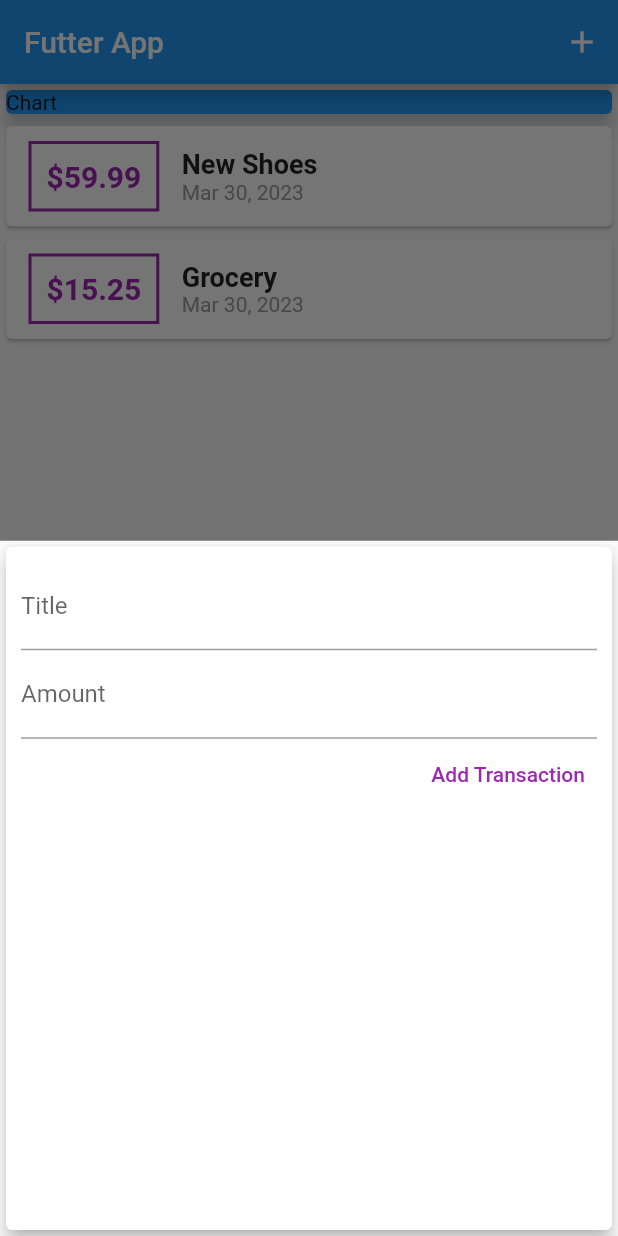
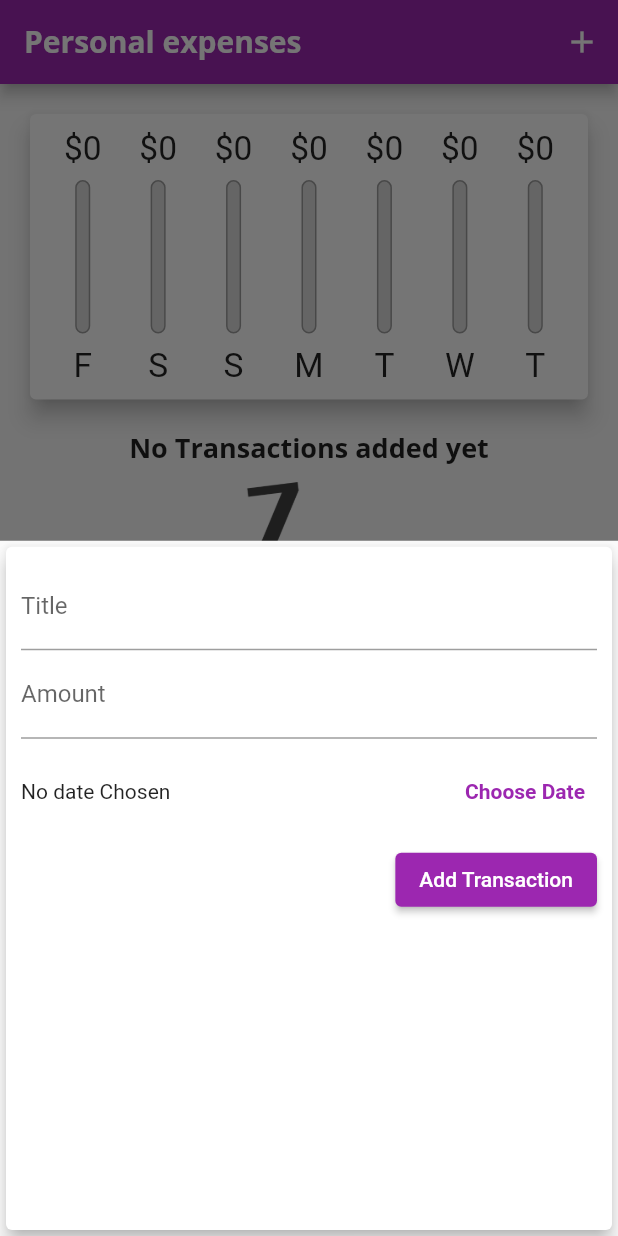
Before and after one commit to Pandey17Shashwat/Personal_Expense_Tracker, a Flutter app: the screen it shows after launch, after a tap on the "add" icon, on a phone screen of 412 x 824 dp. Run offline on Flutter 3.47's test engine with Material 2 defaults, Android fonts, the phone set to English and light mode, and no system bars.

Commit message:
App almost ready

```diff
--- /dev/null
+++ b/expense_tracker_app/lib/Widgets/chart.dart
@@ -0,0 +1,59 @@
+import 'dart:collection';
+
+import './chart_bar.dart';
+import 'package:flutter/material.dart';
+import '../models/transactions.dart';
+import 'package:intl/intl.dart';
+
+class Chart extends StatelessWidget {
+  final List<Transaction> recentTransactions;
+
+  Chart(this.recentTransactions);
+
+  List<Map<String, Object>> get groupedTransactionsValues {
+    return List.generate(7, (index) {
+      final weekDay = DateTime.now().subtract(Duration(days: index));
+
+      var totalSum = 0.0;
+      for (var i = 0; i < recentTransactions.length; i++) {
+        if (recentTransactions[i].date.day == weekDay.day &&
+            recentTransactions[i].date.month == weekDay.month &&
+            recentTransactions[i].date.year == weekDay.year) {
+          totalSum += recentTransactions[i].amount;
+        }
+      }
+
+      return {
+        'day': DateFormat.E().format(weekDay).substring(0, 1),
+        'amount': totalSum
+      };
+    }).reversed.toList();
+  }
+
+  double get totalSpending {
+    return groupedTransactionsValues.fold(0.0, (sum, item) {
+      return sum + (item['amount'] as double);
+    });
+  }
+
+  @override
+  Widget build(BuildContext context) {
+    return Card(
+        elevation: 6,
+        margin: EdgeInsets.all(20),
+        child: Container(
+          padding: EdgeInsets.all(10),
+          child: Row(
+            mainAxisAlignment: MainAxisAlignment.spaceAround,
+            children: groupedTransactionsValues.map((data) {
+              return Flexible(
+                fit: FlexFit.tight,
+                child: ChartBar((data['day'] as String), (data['amount'] as double),
+              totalSpending == 0 ? 0 : (data["amount"] as double) / totalSpending),
+              );
+            }).toList(),
+          ),
+        ),
+    );
+  }
+}
--- /dev/null
+++ b/expense_tracker_app/lib/Widgets/chart_bar.dart
@@ -0,0 +1,57 @@
+import 'package:flutter/material.dart';
+import 'package:flutter/rendering.dart';
+
+class ChartBar extends StatelessWidget {
+  final String label;
+  final double spendingAmount;
+  final double spendingPctOfTotal;
+
+  ChartBar(this.label, this.spendingAmount, this.spendingPctOfTotal);
+
+  @override
+  Widget build(BuildContext context) {
+    return LayoutBuilder(
+      builder: (ctx, constraints) {
+        return Column(
+          children: [
+            Container(
+                height: constraints.maxHeight * 0.15,
+                child: FittedBox(
+                    child: Text('\$${spendingAmount.toStringAsFixed(0)}'))),
+            SizedBox(
+              height: constraints.maxHeight * 0.05,
+            ),
+            Container(
+              height: constraints.maxHeight * 0.6,
+              width: 10,
+              child: Stack(children: [
+                Container(
+                  decoration: BoxDecoration(
+                    border: Border.all(color: Colors.grey, width: 1.0),
+                    color: Color.fromRGBO(220, 220, 220, 1),
+                    borderRadius: BorderRadius.circular(10),
+                  ),
+                ),
+                FractionallySizedBox(
+                  heightFactor: spendingPctOfTotal,
+                  child: Container(
+                    decoration: BoxDecoration(
+                      color: Theme.of(context).primaryColor,
+                      borderRadius: BorderRadius.circular(10),
+                    ),
+                  ),
+                )
+              ]),
+            ),
+            SizedBox(
+              height: constraints.maxHeight * 0.05,
+            ),
+            Container(
+              height : constraints.maxHeight * 0.15,
+              child: FittedBox(child: Text(label))),
+          ],
+        );
+      },
+    );
+  }
+}
--- a/expense_tracker_app/lib/Widgets/new_transaction.dart
+++ b/expense_tracker_app/lib/Widgets/new_transaction.dart
@@ -1,9 +1,9 @@
 import 'package:flutter/material.dart';
 import './user_transactions.dart';
+import 'package:intl/intl.dart';
 
 class NewTransaction extends StatefulWidget {
   final Function addTx;
-
 
   NewTransaction(this.addTx);
 
@@ -12,22 +12,44 @@ class NewTransaction extends StatefulWidget {
 }
 
 class _NewTransactionState extends State<NewTransaction> {
-  final titleController = TextEditingController();
+  final _titleController = TextEditingController();
 
-  final amountController = TextEditingController();
+  final _amountController = TextEditingController();
+  DateTime? _selectedDate;
 
-  void submitData() {
-    final enteredTitle = titleController.text;
-    final enteredAmount = double.parse(amountController.text);
+  void _submitData() {
+    if (_amountController.text.isEmpty) {
+      return;
+    }
 
-    if (enteredTitle.isEmpty || enteredAmount <= 0) {
+    final enteredTitle = _titleController.text;
+    final enteredAmount = double.parse(_amountController.text);
+
+    if (enteredTitle.isEmpty || enteredAmount <= 0 || _selectedDate == null) {
       return;
     }
 
     widget.addTx(
       enteredTitle,
       enteredAmount,
+      _selectedDate,
     );
+    Navigator.of(context).pop();
+  }
+
+  void _presentDatePicker() {
+    showDatePicker(
+      context: context,
+      initialDate: DateTime.now(),
+      firstDate: DateTime(2019),
+      lastDate: DateTime.now(),
+    ).then((pickedDate) {
+      if (pickedDate == null) return;
+
+      setState(() {
+        _selectedDate = pickedDate;
+      });
+    });
   }
 
   @override
@@ -41,23 +63,47 @@ class _NewTransactionState extends State<NewTransaction> {
           children: <Widget>[
             TextField(
               decoration: InputDecoration(labelText: 'Title'),
-              controller: titleController,
+              controller: _titleController,
               keyboardType: TextInputType.name,
-              onSubmitted: (_) => submitData(),
+              onSubmitted: (_) => _submitData(),
             ),
             TextField(
               decoration: InputDecoration(labelText: 'Amount'),
-              controller: amountController,
+              controller: _amountController,
               keyboardType: TextInputType.number,
-              onSubmitted: (_) => submitData(),
+              onSubmitted: (_) => _submitData(),
             ),
-            TextButton(
+            Container(
+              height: 70,
+              child: Row(
+                children: [
+                  Expanded(
+                    child: Text(_selectedDate == null
+                        ? 'No date Chosen'
+                        : 'Picked Date: ${DateFormat.yMd().format(_selectedDate!)}'),
+                  ),
+                  TextButton(
+                    onPressed: _presentDatePicker,
+                    child: Text(
+                      'Choose Date',
+                      style: TextStyle(
+                        fontWeight: FontWeight.bold,
+                      ),
+                    ),
+                  )
+                ],
+              ),
+            ),
+            ElevatedButton(
               style: ButtonStyle(
                 foregroundColor:
                     MaterialStateProperty.all<Color>(Colors.purple),
               ),
-              child: const Text('Add Transaction'),
-              onPressed: submitData,
+              child: const Text('Add Transaction',
+                  style: TextStyle(
+                    color: Colors.white,
+                  )),
+              onPressed: _submitData,
             ),
           ],
         ),
--- a/expense_tracker_app/lib/Widgets/transaction_list.dart
+++ b/expense_tracker_app/lib/Widgets/transaction_list.dart
@@ -4,52 +4,58 @@ import 'package:intl/intl.dart';
 
 class TransactionList extends StatelessWidget {
   final List<Transaction> transaction;
-  TransactionList(this.transaction);
+  final Function deleteTx;
+  TransactionList(this.transaction, this.deleteTx);
+
 
   @override
   Widget build(BuildContext context) {
-    return Container(
-        height: 300,
-        child: ListView.builder(
-          itemBuilder: (ctx, index) {
-            return Card(
-              child: Row(
-                children: <Widget>[
+    return transaction.isEmpty
+            ? Column(
+                children: [
+                  Text(
+                    'No Transactions added yet',
+                    style: Theme.of(context).textTheme.titleLarge,
+                  ),
+                  const SizedBox(height: 10),
                   Container(
-                    margin: const EdgeInsets.symmetric(
-                        vertical: 10, horizontal: 15),
-                    decoration: BoxDecoration(
-                      border: Border.all(color: Colors.purple, width: 2),
+                    height: 200,
+                    child: Image.asset(
+                      'assets/images/waiting.png',
+                      fit: BoxFit.cover,
                     ),
-                    padding: const EdgeInsets.all(10),
-                    child: Text(
-                      '\$${transaction[index].amount.toStringAsFixed(2)}',
-                      style: const TextStyle(
-                        fontWeight: FontWeight.bold,
-                        fontSize: 20,
-                        color: Colors.purple,
+                  ),
+                ],
+              )
+            : ListView.builder(
+                itemBuilder: (ctx, index) {
+                  return Card(
+                    elevation: 5,
+                    margin:
+                        const EdgeInsets.symmetric(vertical: 8, horizontal: 5),
+                    child: ListTile(
+                      leading: CircleAvatar(
+                        radius: 30,
+                        child: Padding(
+                            padding: const EdgeInsets.all(6),
+                            child: FittedBox(
+                                child: Text('\$${transaction[index].amount}'))),
+                      ),
+                      title: Text(
+                        transaction[index].title,
+                        style: Theme.of(context).textTheme.titleLarge,
+                      ),
+                      subtitle: Text(
+                          DateFormat.yMMMd().format(transaction[index].date)),
+                      trailing: IconButton(
+                        icon: Icon(Icons.delete),
+                        color: Theme.of(context).errorColor,
+                        onPressed: () => deleteTx(transaction[index].id),
                       ),
                     ),
-                  ),
-                  Column(
-                    crossAxisAlignment: CrossAxisAlignment.start,
-                    children: <Widget>[
-                      Text(
-                        transaction[index].title,
-                        style: const TextStyle(
-                            fontSize: 18, fontWeight: FontWeight.bold),
-                      ),
-                      Text(
-                        DateFormat.yMMMd().format(transaction[index].date),
-                        style: const TextStyle(color: Colors.grey),
-                      ),
-                    ],
-                  )
-                ],
-              ),
-            );
-          },
-          itemCount: transaction.length,
-        ));
+                  );
+                },
+                itemCount: transaction.length,
+              );
   }
 }
--- a/expense_tracker_app/lib/main.dart
+++ b/expense_tracker_app/lib/main.dart
@@ -2,6 +2,7 @@ import 'package:flutter/material.dart';
 import './Widgets/new_transaction.dart';
 import './models/transactions.dart';
 import './Widgets/transaction_list.dart';
+import './Widgets/chart.dart';
 
 void main() {
   runApp(const MyApp());
@@ -13,10 +14,26 @@ class MyApp extends StatelessWidget {
   @override
   Widget build(BuildContext context) {
     return MaterialApp(
-      title: 'Flutter Demo',
+      title: 'Personal expenses',
       theme: ThemeData(
-        primarySwatch: Colors.blue,
+          primarySwatch: Colors.purple,
+          accentColor: Colors.amber,
+          errorColor: Colors.red,
+          fontFamily: 'Quicksand',
+          textTheme: ThemeData.light().textTheme.copyWith(
+                titleLarge: TextStyle(
+                  fontFamily: 'OpenSans',
+                  fontSize: 18,
+                  fontWeight: FontWeight.bold,
                 ),
+                //  button: TextStyle(color: Colors.white)
+              ),
+          appBarTheme: AppBarTheme(
+              titleTextStyle: TextStyle(
+            fontFamily: 'OpenSans',
+            fontSize: 20,
+            fontWeight: FontWeight.bold,
+          ))),
       home: MyHomePage(),
     );
   }
@@ -29,25 +46,36 @@ class MyHomePage extends StatefulWidget {
 
 class _MyHomePageState extends State<MyHomePage> {
   final List<Transaction> _userTransaction = [
-    Transaction(
-      id: 't1',
-      title: 'New Shoes',
-      amount: 59.99,
-      date: DateTime.now(),
-    ),
-    Transaction(
-      id: 't2',
-      title: 'Grocery',
-      amount: 15.25,
-      date: DateTime.now(),
-    ),
+    // Transaction(
+    //   id: 't1',
+    //   title: 'New Shoes',
+    //   amount: 59.99,
+    //   date: DateTime.now(),
+    // ),
+    // Transaction(
+    //   id: 't2',
+    //   title: 'Grocery',
+    //   amount: 15.25,
+    //   date: DateTime.now(),
+    // ),
   ];
 
-  void _addNewTransaction(String txTitle, double txAmount) {
+  List<Transaction> get _recentTransactions {
+    return _userTransaction.where((tx) {
+      return tx.date.isAfter(
+        DateTime.now().subtract(
+          Duration(days: 7),
+        ),
+      );
+    }).toList();
+  }
+
+  void _addNewTransaction(
+      String txTitle, double txAmount, DateTime chosenDate) {
     final newTx = Transaction(
       title: txTitle,
       amount: txAmount,
-      date: DateTime.now(),
+      date: chosenDate,
       id: DateTime.now().toString(),
     );
 
@@ -68,30 +96,36 @@ class _MyHomePageState extends State<MyHomePage> {
         });
   }
 
+  void _deleteTransaction(String id) {
+    setState(() {
+      _userTransaction.removeWhere((tx) {
+        return tx.id == id;
+      });
+    });
+  }
+
   @override
   Widget build(BuildContext context) {
-    return Scaffold(
-      appBar: AppBar(
-        title: const Text('Futter App'),
+    final appBar = AppBar(
+      title: const Text('Personal expenses'),
       actions: <Widget>[
         IconButton(
             onPressed: () => _startAddNewTransaction(context),
             icon: Icon(Icons.add))
       ],
-      ),
+    );
+    return Scaffold(
+      appBar: appBar,
       body: SingleChildScrollView(
         child: Column(
           crossAxisAlignment: CrossAxisAlignment.stretch,
           children: [
             Container(
-              width: double.infinity,
-              child: const Card(
-                color: Colors.blue,
-                elevation: 5,
-                child: Text('Chart'),
-              ),
-            ),
-            TransactionList(_userTransaction),
+              height : (MediaQuery.of(context).size.height - appBar.preferredSize.height - MediaQuery.of(context).padding.top) * 0.3,
+              child: Chart(_recentTransactions)),
+            Container(
+              height: (MediaQuery.of(context).size.height - appBar.preferredSize.height - MediaQuery.of(context).padding.top) * 0.7,
+              child: TransactionList(_userTransaction, _deleteTransaction)),
           ],
         ),
       ),
```
Also changed, not shown: expense_tracker_app/pubspec.yaml (+13 -13 lines), expense_tracker_app/assets/fonts/OpenSans-Bold.ttf (added), expense_tracker_app/assets/fonts/OpenSans-Regular.ttf (added), expense_tracker_app/assets/fonts/Quicksand-Bold.ttf (added), expense_tracker_app/assets/fonts/Quicksand-Light.ttf (added), expense_tracker_app/assets/fonts/Quicksand-Medium.ttf (added), expense_tracker_app/assets/fonts/Quicksand-Regular.ttf (added), expense_tracker_app/assets/images/waiting.png (added). Lines whose indentation alone changed are shown as unchanged.
